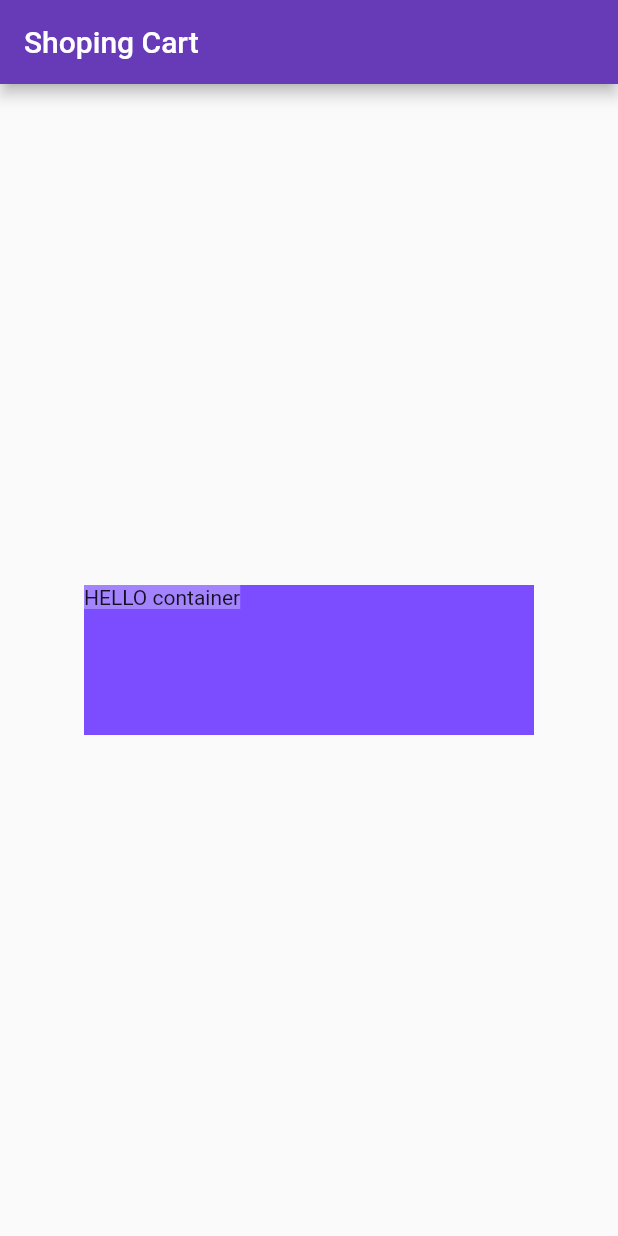
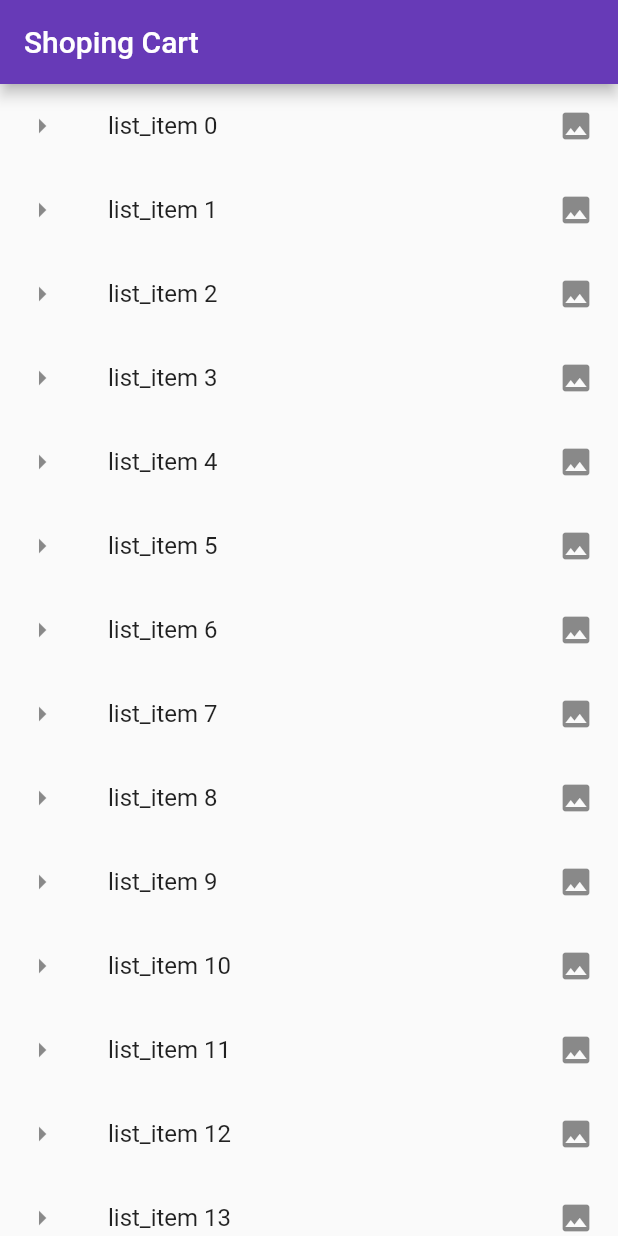
Before and after one commit to SanjeebLama/flutter-ui, a Flutter app: the screen it shows after launch, on a phone screen of 412 x 824 dp. Run offline on Flutter 3.47's test engine with Material 2 defaults, Android fonts, the light colour scheme and no system bars.

Commit message:
List feature added

```diff
--- a/day1_ui/lib/home_UI/index_page.dart
+++ b/day1_ui/lib/home_UI/index_page.dart
@@ -3,16 +3,16 @@ import 'package:flutter/material.dart';
 class IndexPage extends StatelessWidget {
   @override
   Widget build(BuildContext context) {
-    return Center(
-      child: Container(
-        height: 100.0,
-        width: 300.0,
-        color: Colors.deepPurpleAccent,
-        child: Text(
-          "HELLO container",
-          style: TextStyle(backgroundColor: Colors.white30),
-        ),
-      ),
-    );
+    return ListView.builder(
+        itemCount: listItem.length,
+        itemBuilder: (context, index) {
+          return ListTile(
+            leading: Icon(Icons.arrow_right),
+            title: Text("list_item $index"),
+            trailing: Icon(Icons.image),
+          );
+        });
   }
+
+  final listItem = List<String>.generate(20, (index) => " ");
 }
```
